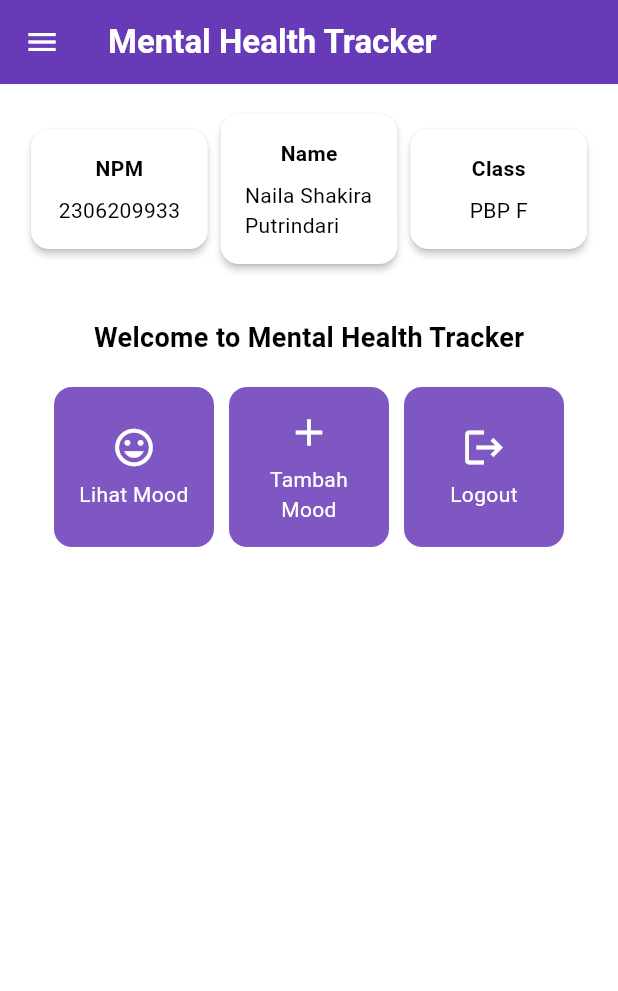
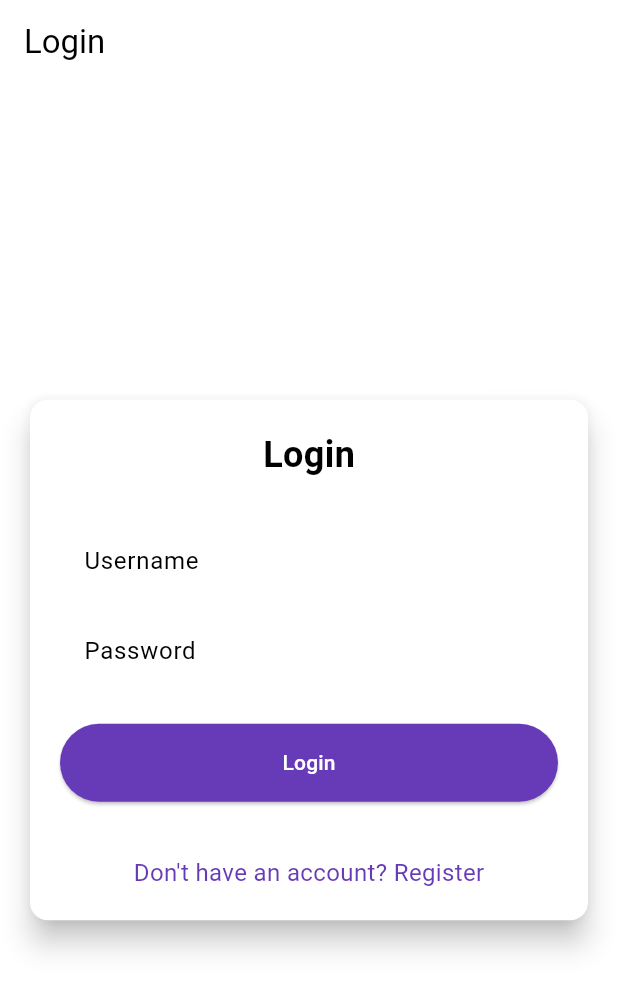
Before and after one commit to nelsha/mental-health-tracker-mobile, a Flutter app: the screen it shows after launch, on a phone screen of 412 x 824 dp. Shown: the top 991 px of the screen. Run offline on Flutter 3.47's test engine with Material 3 defaults, Android fonts, the phone set to English and light mode, and no system bars; missing offline and left inert: pbp_django_auth.

Commit message:
tutorial 8

```diff
--- a/lib/main.dart
+++ b/lib/main.dart
@@ -1,5 +1,7 @@
 import 'package:flutter/material.dart';
-import 'package:mental_health_tracker/screens/menu.dart';
+import 'package:pbp_django_auth/pbp_django_auth.dart';
+import 'package:mental_health_tracker/screens/login.dart';
+import 'package:provider/provider.dart';
 
 void main() {
   runApp(const MyApp());
@@ -8,18 +10,23 @@ void main() {
 class MyApp extends StatelessWidget {
   const MyApp({super.key});
 
-  // This widget is the root of your application.
   @override
   Widget build(BuildContext context) {
-    return MaterialApp(
-      title: 'Flutter Demo',
-      theme: ThemeData(
-        colorScheme: ColorScheme.fromSwatch(
-          primarySwatch: Colors.deepPurple,
-        ).copyWith(secondary: Colors.deepPurple[400]),
-        useMaterial3: true,
+    return Provider(
+      create: (_) {
+        CookieRequest request = CookieRequest();
+        return request;
+      },
+      child: MaterialApp(
+        title: 'Mental Health Tracker',
+        theme: ThemeData(
+          useMaterial3: true,
+          colorScheme: ColorScheme.fromSwatch(
+            primarySwatch: Colors.deepPurple,
+          ).copyWith(secondary: Colors.deepPurple[400]),
+        ),
+        home: const LoginPage()
       ),
-      home: MyHomePage(),
     );
   }
 }
--- /dev/null
+++ b/lib/screens/login.dart
@@ -0,0 +1,180 @@
+import 'package:mental_health_tracker/screens/menu.dart';
+import 'package:flutter/material.dart';
+import 'package:pbp_django_auth/pbp_django_auth.dart';
+import 'package:provider/provider.dart';
+import 'package:mental_health_tracker/screens/register.dart';
+
+void main() {
+  runApp(const LoginApp());
+}
+
+class LoginApp extends StatelessWidget {
+  const LoginApp({super.key});
+
+  @override
+  Widget build(BuildContext context) {
+    return MaterialApp(
+      title: 'Login',
+      theme: ThemeData(
+        useMaterial3: true,
+        colorScheme: ColorScheme.fromSwatch(
+          primarySwatch: Colors.deepPurple,
+        ).copyWith(secondary: Colors.deepPurple[400]),
+      ),
+      home: const LoginPage(),
+    );
+  }
+}
+
+class LoginPage extends StatefulWidget {
+  const LoginPage({super.key});
+
+  @override
+  State<LoginPage> createState() => _LoginPageState();
+}
+
+class _LoginPageState extends State<LoginPage> {
+  final TextEditingController _usernameController = TextEditingController();
+  final TextEditingController _passwordController = TextEditingController();
+
+  @override
+  Widget build(BuildContext context) {
+    final request = context.watch<CookieRequest>();
+
+    return Scaffold(
+      appBar: AppBar(
+        title: const Text('Login'),
+      ),
+      body: Center(
+        child: SingleChildScrollView(
+          padding: const EdgeInsets.all(16.0),
+          child: Card(
+            elevation: 8,
+            shape: RoundedRectangleBorder(
+              borderRadius: BorderRadius.circular(12.0),
+            ),
+            child: Padding(
+              padding: const EdgeInsets.all(20.0),
+              child: Column(
+                mainAxisSize: MainAxisSize.min,
+                children: [
+                  const Text(
+                    'Login',
+                    style: TextStyle(
+                      fontSize: 24.0,
+                      fontWeight: FontWeight.bold,
+                    ),
+                  ),
+                  const SizedBox(height: 30.0),
+                  TextField(
+                    controller: _usernameController,
+                    decoration: const InputDecoration(
+                      labelText: 'Username',
+                      hintText: 'Enter your username',
+                      border: OutlineInputBorder(
+                        borderRadius: BorderRadius.all(Radius.circular(12.0)),
+                      ),
+                      contentPadding:
+                          EdgeInsets.symmetric(horizontal: 12.0, vertical: 8.0),
+                    ),
+                  ),
+                  const SizedBox(height: 12.0),
+                  TextField(
+                    controller: _passwordController,
+                    decoration: const InputDecoration(
+                      labelText: 'Password',
+                      hintText: 'Enter your password',
+                      border: OutlineInputBorder(
+                        borderRadius: BorderRadius.all(Radius.circular(12.0)),
+                      ),
+                      contentPadding:
+                          EdgeInsets.symmetric(horizontal: 12.0, vertical: 8.0),
+                    ),
+                    obscureText: true,
+                  ),
+                  const SizedBox(height: 24.0),
+                  ElevatedButton(
+                    onPressed: () async {
+                      String username = _usernameController.text;
+                      String password = _passwordController.text;
+
+                      // Cek kredensial
+                      // Untuk menyambungkan Android emulator dengan Django pada localhost,
+                      // gunakan URL http://10.0.2.2/
+                      final response = await request
+                          .login("http://127.0.0.1:8000/auth/login/", {
+                        'username': username,
+                        'password': password,
+                      });
+
+                      if (request.loggedIn) {
+                        String message = response['message'];
+                        String uname = response['username'];
+                        if (context.mounted) {
+                          Navigator.pushReplacement(
+                            context,
+                            MaterialPageRoute(
+                                builder: (context) => MyHomePage()),
+                          );
+                          ScaffoldMessenger.of(context)
+                            ..hideCurrentSnackBar()
+                            ..showSnackBar(
+                              SnackBar(
+                                  content:
+                                      Text("$message Selamat datang, $uname.")),
+                            );
+                        }
+                      } else {
+                        if (context.mounted) {
+                          showDialog(
+                            context: context,
+                            builder: (context) => AlertDialog(
+                              title: const Text('Login Gagal'),
+                              content: Text(response['message']),
+                              actions: [
+                                TextButton(
+                                  child: const Text('OK'),
+                                  onPressed: () {
+                                    Navigator.pop(context);
+                                  },
+                                ),
+                              ],
+                            ),
+                          );
+                        }
+                      }
+                    },
+                    style: ElevatedButton.styleFrom(
+                      foregroundColor: Colors.white,
+                      minimumSize: Size(double.infinity, 50),
+                      backgroundColor: Theme.of(context).colorScheme.primary,
+                      padding: const EdgeInsets.symmetric(vertical: 16.0),
+                    ),
+                    child: const Text('Login'),
+                  ),
+                  const SizedBox(height: 36.0),
+                  GestureDetector(
+                    onTap: () {
+                      Navigator.push(
+                        context,
+                        MaterialPageRoute(
+                            builder: (context) => const RegisterPage()),
+                      );
+                    },
+                    child: Text(
+                      'Don\'t have an account? Register',
+                      style: TextStyle(
+                        color: Theme.of(context).colorScheme.primary,
+                        fontSize: 16.0,
+                      ),
+                    ),
+                  ),
+                ],
+              ),
+            ),
+          ),
+        ),
+      ),
+    );
+  }
+}
--- a/pubspec.yaml
+++ b/pubspec.yaml
@@ -35,6 +35,9 @@ dependencies:
   # The following adds the Cupertino Icons font to your application.
   # Use with the CupertinoIcons class for iOS style icons.
   cupertino_icons: ^1.0.8
+  provider: ^6.1.2
+  pbp_django_auth: ^0.4.0
+  http: ^1.2.2
 
 dev_dependencies:
   flutter_test:
```
Also changed, not shown: lib/models/mood_entry.dart (added, +65 -0 lines), lib/screens/list_moodentry.dart (added, +89 -0 lines), lib/screens/moodentry_form.dart (+36 -29 lines), lib/screens/register.dart (added, +165 -0 lines), lib/widgets/left_drawer.dart (+12 -0 lines), lib/widgets/mood_card.dart (+38 -1 lines), pubspec.lock, 2 other files.
